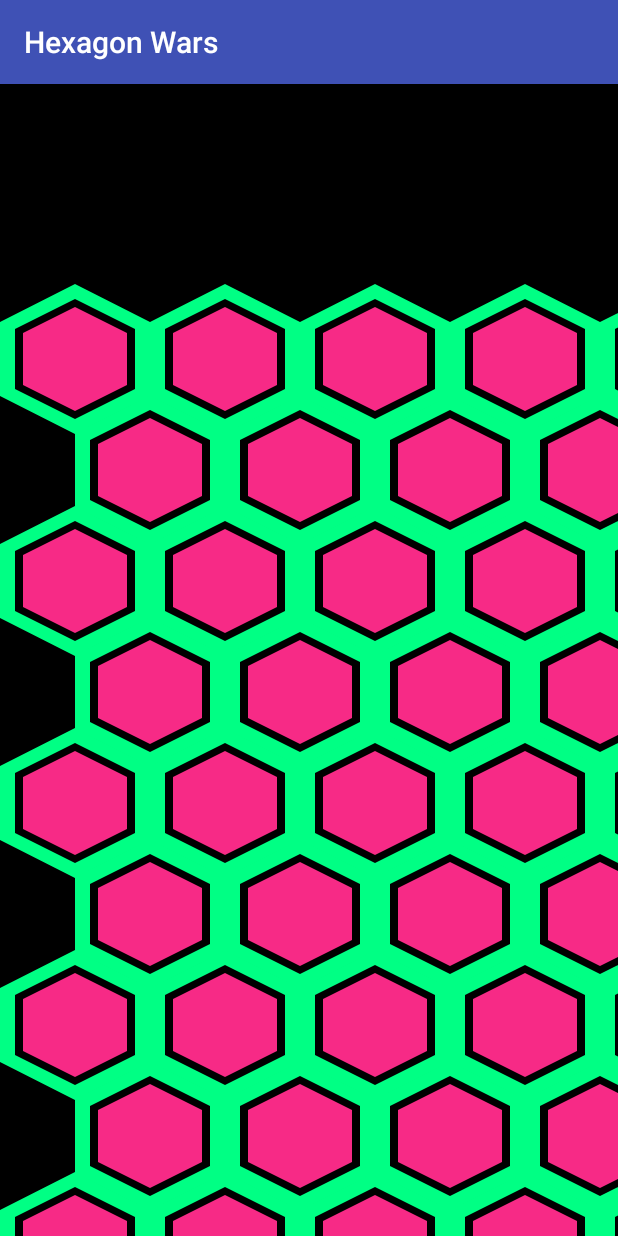
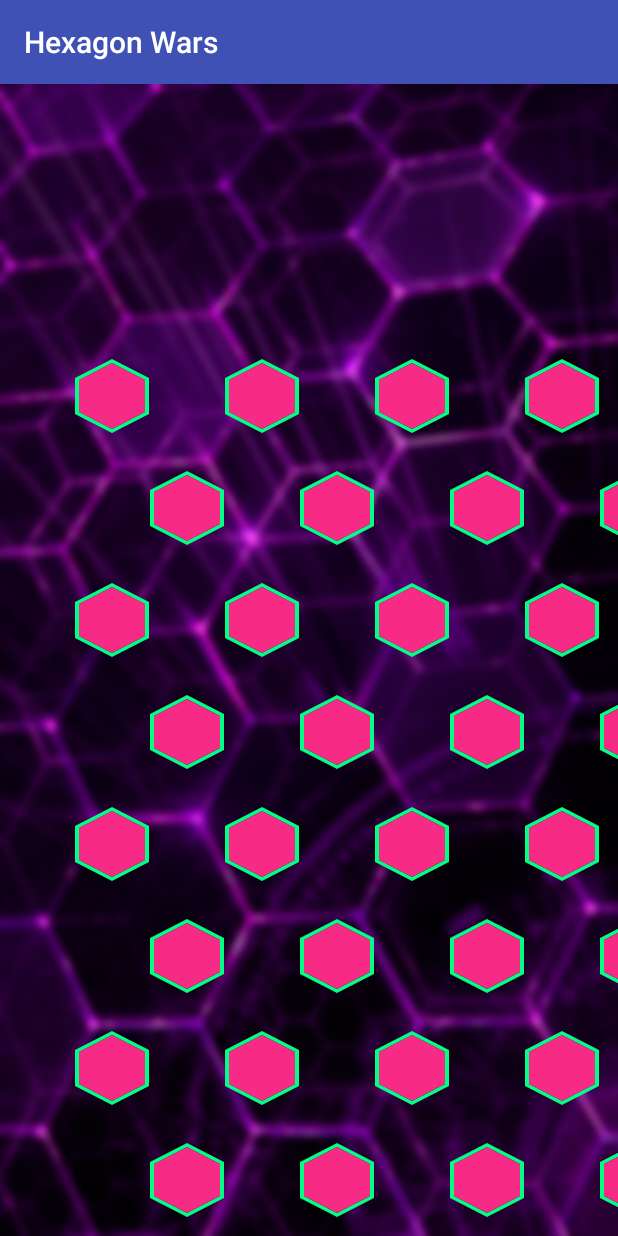
Before and after one commit to Xuzon/HexagonWars, an Android app: the screen it shows after launch (GameActivity), on a phone screen of 412 x 824 dp. Run offline under Robolectric (Android 15) with nearby library versions, the phone set to English and light mode, and no system bars.

Commit message:
Relative layout

```diff
--- a/app/src/main/java/psic07/uvigo/teleco/hexagonwars/GameActivity.java
+++ b/app/src/main/java/psic07/uvigo/teleco/hexagonwars/GameActivity.java
@@ -3,12 +3,16 @@ package psic07.uvigo.teleco.hexagonwars;
 import android.support.v7.app.AppCompatActivity;
 import android.os.Bundle;
 import android.support.v7.widget.LinearLayoutCompat;
+import android.view.ViewGroup;
 import android.widget.FrameLayout;
+import android.widget.ImageView;
+import android.widget.LinearLayout;
+import android.widget.RelativeLayout;
 
 import java.util.ArrayList;
 
 public class GameActivity extends AppCompatActivity {
-    FrameLayout frameLayout;
+    RelativeLayout frameLayout;
     public final static int SIZE = 150;
     public final static int HEXAGONS_PER_ROW = 7;
     public final static int ROWS = 9;
@@ -17,23 +21,38 @@ public class GameActivity extends AppCompatActivity {
     @Override
     protected void onCreate(Bundle savedInstanceState) {
         super.onCreate(savedInstanceState);
-        frameLayout = new FrameLayout(this);
+        frameLayout = new RelativeLayout(this);
+        SetBackground();
         grid = CreateGrid();
         ShowGrid();
         setContentView(frameLayout);
     }
 
+    private void SetBackground() {
+        ImageView background = new ImageView(this);
+        background.setBackgroundResource(R.drawable.gameactivitybackground);
+        RelativeLayout.LayoutParams params = new RelativeLayout.LayoutParams(1080, 1920);
+        params.leftMargin = 0;
+        params.topMargin = 0;
+        frameLayout.addView(background,params);
+    }
+
     private ArrayList<HexagonView> CreateGrid() {
         ArrayList<HexagonView> toRet = new ArrayList<HexagonView>();
         Vector2 hexagonDimension = new Vector2(SIZE,SIZE);
+        //float xSizeMultiplier = 1f - (1f - HexagonDrawable.FILL_PERCENTAGE );
+        float xSizeMultiplier = 1;
+        float ySizeMultiplier = 3f / 4f;
+        int xPos = (int) (SIZE * xSizeMultiplier);
+        int yPos = (int) (SIZE * ySizeMultiplier);
         for(int i = 0; i < HEXAGONS_PER_ROW ; i++) {
             for(int j = 0; j < ROWS; j++) {
                 boolean notOdd = (j % 2 == 0) ? true : false;
-                int offset = (notOdd) ? 0 : 75;
+                int oddOffset = (notOdd) ? 0 : 75;
                 if(!notOdd && i == (HEXAGONS_PER_ROW - 1)){
                     continue;
                 }
-                Vector2 coords = new Vector2(i * SIZE + offset,yOffset + j*(SIZE / 4) * 3);
+                Vector2 coords = new Vector2(oddOffset + i * xPos,yOffset + j * yPos);
                 HexagonView hexagon = new HexagonView(this,coords,hexagonDimension);
                 toRet.add(hexagon);
             }
@@ -43,7 +62,10 @@ public class GameActivity extends AppCompatActivity {
 
     private void ShowGrid(){
         for(HexagonView hexagon : grid){
-            frameLayout.addView(hexagon);
+            RelativeLayout.LayoutParams params = new RelativeLayout.LayoutParams(hexagon.dim.x, hexagon.dim.y);
+            params.leftMargin = hexagon.coords.x;
+            params.topMargin = hexagon.coords.y;
+            frameLayout.addView(hexagon,params);
         }
     }
 }
--- a/app/src/main/java/psic07/uvigo/teleco/hexagonwars/HexagonDrawable.java
+++ b/app/src/main/java/psic07/uvigo/teleco/hexagonwars/HexagonDrawable.java
@@ -12,10 +12,10 @@ import android.util.FloatMath;
 
 public class HexagonDrawable extends Drawable {
 
-    public int centerColor = 0xffff0000;
+    public int centerColor = 0x0;
     public static int blueColor = 0xff11D5F7;
     public static int redColor = 0xffF72A86;
-    public static final int SIDES = 6;
+    public static final float FILL_PERCENTAGE = 0.9f;
     private Path hexagon = new Path();
     private Path centerHexagon = new Path();
     private Path temporal = new Path();
@@ -76,14 +76,13 @@ public class HexagonDrawable extends Drawable {
 
         hexagon.reset();
         hexagon.addPath(createHexagon(size, centerX, centerY));
-        hexagon.addPath(createHexagon((int) (size * .8f), centerX, centerY));
+        hexagon.addPath(createHexagon((int) (size * FILL_PERCENTAGE), centerX, centerY));
         centerHexagon.reset();
-        centerHexagon.addPath(createHexagon((int) (size * .7f), centerX, centerY));
+        centerHexagon.addPath(createHexagon((int) (size * FILL_PERCENTAGE), centerX, centerY));
         centerHexagon.addPath(createHexagon(0,centerX ,centerY));
     }
 
     private Path createHexagon(int size, int centerX, int centerY) {
-        final float section = (float) (2.0 * Math.PI / SIDES);
         int radius = size / 2;
         Path hex = temporal;
         hex.reset();
--- a/app/src/main/java/psic07/uvigo/teleco/hexagonwars/HexagonView.java
+++ b/app/src/main/java/psic07/uvigo/teleco/hexagonwars/HexagonView.java
@@ -3,6 +3,7 @@ package psic07.uvigo.teleco.hexagonwars;
 
 import android.content.Context;
 import android.graphics.Canvas;
+import android.graphics.Rect;
 import android.view.View;
 
 import java.util.Random;
@@ -11,20 +12,44 @@ import java.util.Random;
  * Created by danie on 15/11/2016.
  */
 
-public class HexagonView extends View {
+public class HexagonView extends View implements View.OnClickListener{
     public HexagonDrawable hexagon;
-
+    Vector2 coords;
+    Vector2 dim;
     public HexagonView(Context context,Vector2 coords, Vector2 dim) {
         super(context);
+        this.coords = coords;
+        this.dim = dim;
         hexagon = new HexagonDrawable(0xff00FF84);
         Random random = new Random();
         int r = random.nextInt(2);
         int color = (r == 0) ? hexagon.blueColor : hexagon.redColor;
         hexagon.centerColor = color;
-        hexagon.setBounds(coords.x, coords.y, coords.x + dim.x, coords.y + dim.y);
+        /*Rect rect = new Rect();
+        rect.left = coords.x;
+        rect.right = coords.x + dim.x;
+        rect.top = coords.y;
+        rect.bottom = coords.y + dim.y;
+        this.setClipBounds(rect);*/
+        hexagon.setBounds(dim.x / 2, dim.y / 2,dim.x,dim.y);
+        this.setOnClickListener(this);
+    }
+
+    public void ConquerMe(){
+        hexagon.centerColor = hexagon.centerColor == HexagonDrawable.blueColor ?
+                HexagonDrawable.redColor : HexagonDrawable.blueColor;
     }
 
     protected void onDraw(Canvas canvas) {
         hexagon.draw(canvas);
     }
+
+    @Override
+    public void onClick(View v) {
+        System.out.println("HOLA DESDE (" + coords.x + "," + coords.y+ ")");
+        if(v instanceof HexagonView){
+            HexagonView hex = (HexagonView) v;
+            hex.ConquerMe();
+        }
+    }
 }
```
Also changed, not shown: app/src/main/res/drawable/gameactivitybackground.png (added).
